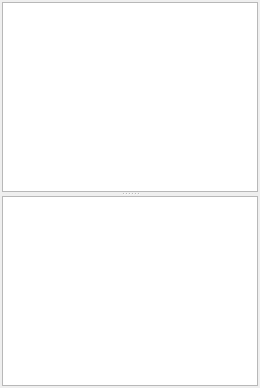
Above: not1mm/data/logwindow.ui from kyleboyle/not1mm before the change. Below: the same form after it.
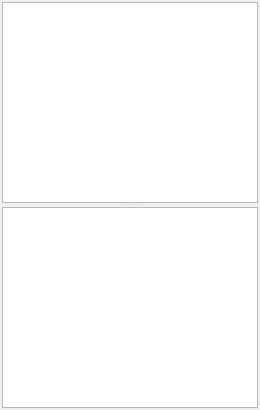
That is the form after the change.

The edit to the form file:
```diff
--- a/not1mm/data/logwindow.ui
+++ b/not1mm/data/logwindow.ui
@@ -2,10 +2,18 @@
 <ui version="4.0">
  <class>LogWindow</class>
  <widget class="QDockWidget" name="LogWindow">
+  <property name="geometry">
+   <rect>
+    <x>0</x>
+    <y>0</y>
+    <width>260</width>
+    <height>410</height>
+   </rect>
+  </property>
   <property name="windowTitle">
    <string>QSO Logs</string>
   </property>
-  <widget class="QWidget">
+  <widget class="QWidget" name="widget">
   <layout class="QVBoxLayout" name="verticalLayout">
    <property name="margin" stdset="0">
     <number>2</number>
@@ -19,11 +27,17 @@
       <property name="focusPolicy">
        <enum>Qt::ClickFocus</enum>
       </property>
+       <property name="alternatingRowColors">
+        <bool>true</bool>
+       </property>
      </widget>
      <widget class="QTableView" name="stationHistoryTable">
       <property name="focusPolicy">
        <enum>Qt::ClickFocus</enum>
       </property>
+       <property name="alternatingRowColors">
+        <bool>true</bool>
+       </property>
      </widget>
     </widget>
    </item>
```
Lines whose indentation alone changed are shown as unchanged.
